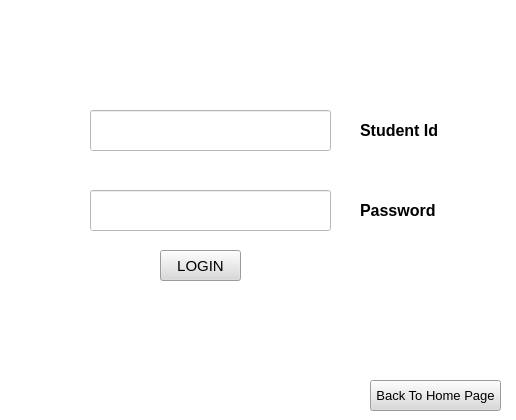
The window that Uifiles/student_login.ui (shamaunalam/Face_attendence) describes before a commit, drawn with Qt 5.
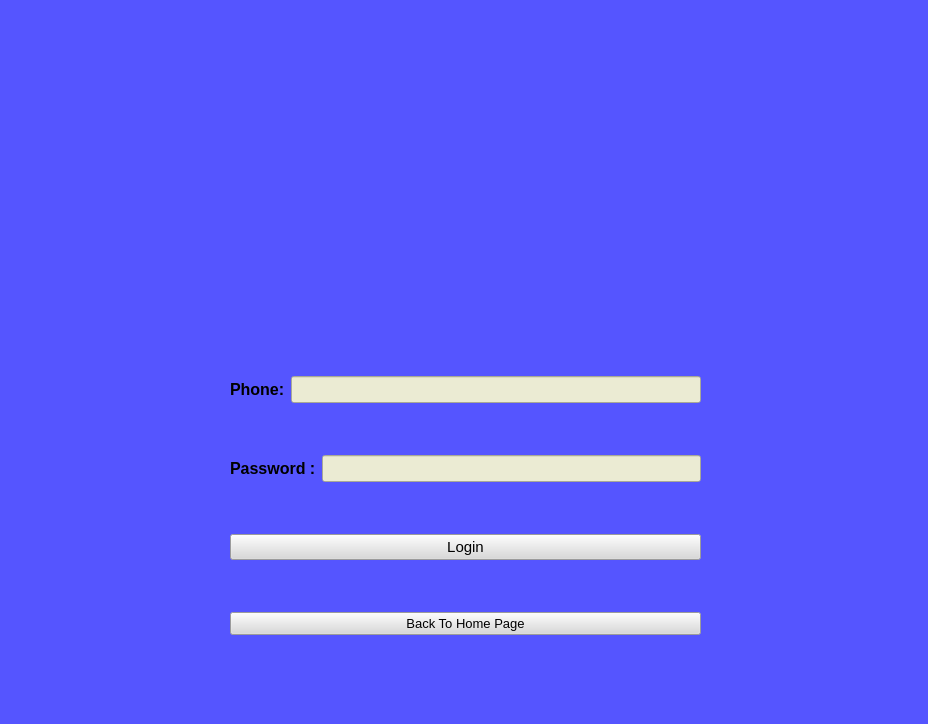
The same window after the commit. Icons and pictures are not drawn.

Diff of the .ui file:
```diff
--- a/Uifiles/student_login.ui
+++ b/Uifiles/student_login.ui
@@ -6,138 +6,149 @@
    <rect>
     <x>0</x>
     <y>0</y>
-    <width>516</width>
-    <height>420</height>
+    <width>928</width>
+    <height>724</height>
    </rect>
   </property>
   <property name="windowTitle">
    <string>MainWindow</string>
   </property>
   <property name="styleSheet">
-   <string notr="true">background-color: rgb(255, 255, 255);</string>
+   <string notr="true">background-color:rgb(85, 85, 255)</string>
   </property>
   <widget class="QWidget" name="centralwidget">
-   <widget class="QLineEdit" name="lineEdit">
+   <widget class="QWidget" name="verticalLayoutWidget">
     <property name="geometry">
      <rect>
-      <x>90</x>
-      <y>110</y>
-      <width>241</width>
-      <height>41</height>
+      <x>230</x>
+      <y>330</y>
+      <width>471</width>
+      <height>351</height>
      </rect>
     </property>
-    <property name="font">
-     <font>
-      <pointsize>12</pointsize>
-     </font>
-    </property>
-    <property name="text">
-     <string/>
-    </property>
+    <layout class="QVBoxLayout" name="verticalLayout">
+     <item>
+      <layout class="QHBoxLayout" name="horizontalLayout">
+       <item>
+        <widget class="QLabel" name="label">
+         <property name="font">
+          <font>
+           <pointsize>12</pointsize>
+           <weight>75</weight>
+           <bold>true</bold>
+          </font>
+         </property>
+         <property name="text">
+          <string>Phone:</string>
+         </property>
+        </widget>
+       </item>
+       <item>
+        <widget class="QLineEdit" name="phoneEnter">
+         <property name="font">
+          <font>
+           <pointsize>12</pointsize>
+          </font>
+         </property>
+         <property name="styleSheet">
+          <string notr="true">background-color:rgb(235, 235, 211)</string>
+         </property>
+         <property name="text">
+          <string/>
+         </property>
+        </widget>
+       </item>
+      </layout>
+     </item>
+     <item>
+      <layout class="QHBoxLayout" name="horizontalLayout_2">
+       <item>
+        <widget class="QLabel" name="label_2">
+         <property name="font">
+          <font>
+           <pointsize>12</pointsize>
+           <weight>75</weight>
+           <bold>true</bold>
+          </font>
+         </property>
+         <property name="text">
+          <string>Password :</string>
+         </property>
+        </widget>
+       </item>
+       <item>
+        <widget class="QLineEdit" name="passwordEnter">
+         <property name="font">
+          <font>
+           <pointsize>12</pointsize>
+          </font>
+         </property>
+         <property name="styleSheet">
+          <string notr="true">background-color:rgb(235, 235, 211)</string>
+         </property>
+         <property name="text">
+          <string/>
+         </property>
+         <property name="echoMode">
+          <enum>QLineEdit::Password</enum>
+         </property>
+        </widget>
+       </item>
+      </layout>
+     </item>
+     <item>
+      <widget class="QPushButton" name="loginBut">
+       <property name="font">
+        <font>
+         <pointsize>11</pointsize>
+        </font>
+       </property>
+       <property name="styleSheet">
+        <string notr="true">background-color: rgb(217, 217, 217);</string>
+       </property>
+       <property name="text">
+        <string>Login</string>
+       </property>
+      </widget>
+     </item>
+     <item>
+      <widget class="QPushButton" name="backBut">
+       <property name="font">
+        <font>
+         <pointsize>10</pointsize>
+        </font>
+       </property>
+       <property name="styleSheet">
+        <string notr="true">background-color: rgb(217, 217, 217);</string>
+       </property>
+       <property name="text">
+        <string>Back To Home Page</string>
+       </property>
+      </widget>
+     </item>
+    </layout>
    </widget>
-   <widget class="QPushButton" name="pushButton">
+   <widget class="QLabel" name="label_3">
     <property name="geometry">
      <rect>
-      <x>160</x>
-      <y>250</y>
-      <width>81</width>
-      <height>31</height>
+      <x>80</x>
+      <y>-50</y>
+      <width>781</width>
+      <height>471</height>
      </rect>
     </property>
-    <property name="font">
-     <font>
-      <pointsize>11</pointsize>
-     </font>
-    </property>
     <property name="styleSheet">
-     <string notr="true">background-color: rgb(217, 217, 217);</string>
+     <string notr="true">background-color:transparent</string>
     </property>
     <property name="text">
-     <string>LOGIN</string>
-    </property>
-   </widget>
-   <widget class="QLineEdit" name="lineEdit_2">
-    <property name="geometry">
-     <rect>
-      <x>90</x>
-      <y>190</y>
-      <width>241</width>
-      <height>41</height>
-     </rect>
-    </property>
-    <property name="font">
-     <font>
-      <pointsize>12</pointsize>
-     </font>
-    </property>
-    <property name="text">
      <string/>
     </property>
-    <property name="echoMode">
-     <enum>QLineEdit::Password</enum>
+    <property name="pixmap">
+     <pixmap>static/what-to-do-when-a-student-is-failing-190715-removebg-preview.png</pixmap>
     </property>
    </widget>
-   <widget class="QLabel" name="label">
-    <property name="geometry">
-     <rect>
-      <x>360</x>
-      <y>120</y>
-      <width>91</width>
-      <height>21</height>
-     </rect>
-    </property>
-    <property name="font">
-     <font>
-      <pointsize>12</pointsize>
-      <weight>75</weight>
-      <bold>true</bold>
-     </font>
-    </property>
-    <property name="text">
-     <string>Student Id</string>
-    </property>
-   </widget>
-   <widget class="QLabel" name="label_2">
-    <property name="geometry">
-     <rect>
-      <x>360</x>
-      <y>200</y>
-      <width>81</width>
-      <height>21</height>
-     </rect>
-    </property>
-    <property name="font">
-     <font>
-      <pointsize>12</pointsize>
-      <weight>75</weight>
-      <bold>true</bold>
-     </font>
-    </property>
-    <property name="text">
-     <string>Password</string>
-    </property>
-   </widget>
-   <widget class="QPushButton" name="pushButton_2">
-    <property name="geometry">
-     <rect>
-      <x>370</x>
-      <y>380</y>
-      <width>131</width>
-      <height>31</height>
-     </rect>
-    </property>
-    <property name="font">
-     <font>
-      <pointsize>10</pointsize>
-     </font>
-    </property>
-    <property name="styleSheet">
-     <string notr="true">background-color: rgb(217, 217, 217);</string>
-    </property>
-    <property name="text">
-     <string>Back To Home Page</string>
-    </property>
-   </widget>
+   <zorder>label_3</zorder>
+   <zorder>verticalLayoutWidget</zorder>
   </widget>
  </widget>
  <resources/>
```
Left out of the diff: 6 changed lines with no effect on the pictures.
